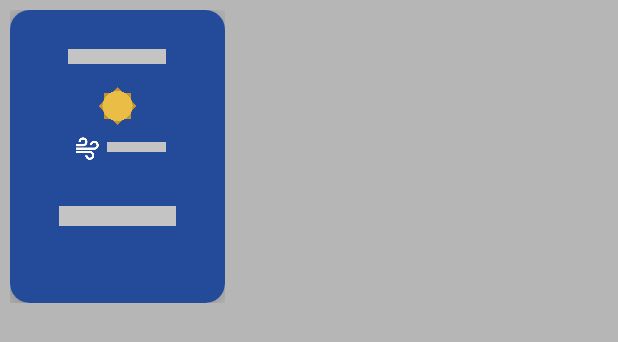
After one commit to IslombekTurakulov/OpenWeatherApp, an Android app: the layout weather_item_layout.xml on its own in the app's theme, with its tools: preview values and no code run, on a phone screen of 412 x 824 dp. The commit adds this screen. Shown: the top 342 px of the screen. Run offline under Robolectric (Android 15) with nearby library versions, the phone set to English and light mode, and no system bars.

Commit message:
updates shimmer rv

```diff
--- a/app/build.gradle
+++ b/app/build.gradle
@@ -60,7 +60,9 @@ dependencies {
     androidTestImplementation 'androidx.test.espresso:espresso-core:3.2.0'
 
     def lifecycle_version = "2.2.0"
-
+    // Shimmer
+    implementation 'com.facebook.shimmer:shimmer:0.5.0'
+    implementation 'com.todkars:shimmer-recyclerview:0.4.1'
     // LiveData
     implementation "androidx.lifecycle:lifecycle-livedata-ktx:$lifecycle_version"
 
--- a/app/src/main/res/layout-land/fragment_weather_info.xml
+++ b/app/src/main/res/layout-land/fragment_weather_info.xml
@@ -256,7 +256,7 @@
                     </LinearLayout>
                 </LinearLayout>
 
-                <androidx.recyclerview.widget.RecyclerView
+                <com.todkars.shimmer.ShimmerRecyclerView
                     android:id="@+id/weatherConditionRecyclerView"
                     android:layout_width="match_parent"
                     android:layout_height="wrap_content"
@@ -264,6 +264,8 @@
                     android:orientation="horizontal"
                     android:overScrollMode="never"
                     app:layoutManager="androidx.recyclerview.widget.LinearLayoutManager"
+                    app:shimmer_recycler_item_count="10"
+                    app:shimmer_recycler_layout="@layout/weather_item_layout"
                     tools:listitem="@layout/weather_item" />
 
                 <!-- Next header -->
--- a/app/src/main/res/layout/fragment_weather_info.xml
+++ b/app/src/main/res/layout/fragment_weather_info.xml
@@ -31,10 +31,10 @@
                     style="@style/Widget.Material3.Button.IconButton"
                     android:layout_width="wrap_content"
                     android:layout_height="wrap_content"
+                    android:layout_gravity="center"
                     android:layout_margin="@dimen/_10sdp"
                     android:layout_marginStart="@dimen/_16sdp"
                     android:contentDescription="@string/get_my_current_location"
-                    android:layout_gravity="center"
                     app:cornerRadius="@dimen/_15sdp"
                     app:icon="@drawable/my_location"
                     app:iconSize="@dimen/_24sdp"
@@ -57,9 +57,9 @@
                 android:id="@+id/cityNameLayout"
                 android:layout_width="match_parent"
                 android:layout_height="wrap_content"
+                android:layout_gravity="center"
                 android:layout_marginTop="@dimen/_10sdp"
                 android:gravity="center"
-                android:layout_gravity="center"
                 android:orientation="horizontal"
                 android:padding="@dimen/_25sdp">
 
@@ -139,16 +139,16 @@
 
                 <TextView
                     android:id="@+id/maxText"
+                    style="@style/TextViewDark"
                     android:layout_width="wrap_content"
                     android:layout_height="wrap_content"
-                    style="@style/TextViewDark"
                     android:text="max " />
 
                 <TextView
                     android:id="@+id/minText"
+                    style="@style/TextViewDark"
                     android:layout_width="wrap_content"
                     android:layout_height="wrap_content"
-                    style="@style/TextViewDark"
                     android:text="/ min" />
             </LinearLayout>
 
@@ -156,9 +156,9 @@
                 android:id="@+id/windHumLayout"
                 android:layout_width="wrap_content"
                 android:layout_height="wrap_content"
+                android:layout_gravity="center_horizontal"
                 android:layout_marginTop="@dimen/_10sdp"
                 android:gravity="center"
-                android:layout_gravity="center_horizontal"
                 android:orientation="horizontal">
 
                 <LinearLayout
@@ -168,37 +168,37 @@
                     android:orientation="horizontal">
 
                     <com.google.android.material.button.MaterialButton
+                        style="@style/Widget.Material3.Button.IconButton"
                         android:layout_width="@dimen/_20ssp"
                         android:layout_height="@dimen/_20ssp"
-                        style="@style/Widget.Material3.Button.IconButton"
                         android:contentDescription="@string/wind_icon_image"
                         android:padding="@dimen/_3sdp"
                         app:icon="@drawable/ic_baseline_air_24" />
 
                     <TextView
                         android:id="@+id/windText"
+                        style="@style/TextViewDark"
                         android:layout_width="wrap_content"
                         android:layout_height="wrap_content"
-                        style="@style/TextViewDark"
                         android:paddingHorizontal="@dimen/_7sdp"
                         android:text="0 km/h" />
 
                 </LinearLayout>
 
                 <com.google.android.material.button.MaterialButton
+                    style="@style/Widget.Material3.Button.IconButton"
                     android:layout_width="@dimen/_20ssp"
                     android:layout_height="@dimen/_20ssp"
-                    style="@style/Widget.Material3.Button.IconButton"
                     android:contentDescription="@string/humidity_icon_image"
                     android:padding="@dimen/_3sdp"
                     app:icon="@drawable/ic_baseline_grain_24" />
 
                 <TextView
                     android:id="@+id/humidityText"
+                    style="@style/TextViewDark"
                     android:layout_width="wrap_content"
                     android:layout_height="wrap_content"
                     android:paddingHorizontal="3dp"
-                    style="@style/TextViewDark"
                     android:text="0%" />
 
             </LinearLayout>
@@ -209,15 +209,15 @@
                 android:layout_height="wrap_content"
                 android:layout_marginStart="@dimen/_20sdp"
                 android:layout_marginTop="@dimen/_10sdp"
-                android:gravity="center"
-                android:layout_marginEnd="@dimen/_10sdp">
+                android:layout_marginEnd="@dimen/_10sdp"
+                android:gravity="center">
 
                 <TextView
                     android:id="@+id/heading"
+                    style="@style/TextViewDark"
                     android:layout_width="wrap_content"
                     android:layout_height="wrap_content"
                     android:text="@string/today"
-                    style="@style/TextViewDark"
                     android:textAlignment="center"
                     android:textSize="@dimen/_20ssp" />
 
@@ -235,7 +235,8 @@
                 </LinearLayout>
             </LinearLayout>
 
-            <androidx.recyclerview.widget.RecyclerView
+            <!-- Next header -->
+            <com.todkars.shimmer.ShimmerRecyclerView
                 android:id="@+id/weatherConditionRecyclerView"
                 android:layout_width="match_parent"
                 android:layout_height="wrap_content"
@@ -243,24 +244,25 @@
                 android:orientation="horizontal"
                 android:overScrollMode="never"
                 app:layoutManager="androidx.recyclerview.widget.LinearLayoutManager"
+                app:shimmer_recycler_item_count="10"
+                app:shimmer_recycler_layout="@layout/weather_item_layout"
                 tools:listitem="@layout/weather_item" />
 
-            <!-- Next header -->
             <LinearLayout
                 android:layout_width="match_parent"
                 android:layout_height="wrap_content"
                 android:layout_marginStart="@dimen/_20sdp"
                 android:layout_marginTop="@dimen/_10sdp"
-                android:gravity="center"
-                android:layout_marginEnd="@dimen/_10sdp">
+                android:layout_marginEnd="@dimen/_10sdp"
+                android:gravity="center">
 
                 <TextView
                     android:id="@+id/nextForecast"
+                    style="@style/TextViewDark"
                     android:layout_width="wrap_content"
                     android:layout_height="wrap_content"
                     android:text="@string/next_forecast"
                     android:textAlignment="center"
-                    style="@style/TextViewDark"
                     android:textSize="@dimen/_20ssp" />
 
                 <LinearLayout
--- /dev/null
+++ b/app/src/main/res/layout/weather_item_layout.xml
@@ -0,0 +1,74 @@
+<?xml version="1.0" encoding="utf-8"?>
+<LinearLayout xmlns:android="http://schemas.android.com/apk/res/android"
+    xmlns:app="http://schemas.android.com/apk/res-auto"
+    android:layout_width="wrap_content"
+    android:layout_height="wrap_content"
+    android:padding="@dimen/_5sdp">
+
+    <androidx.cardview.widget.CardView
+        android:id="@+id/cardView"
+        android:layout_width="@dimen/_110sdp"
+        android:layout_height="@dimen/_150sdp"
+        app:cardCornerRadius="@dimen/_10sdp"
+        app:cardElevation="@dimen/_10sdp"
+        app:cardPreventCornerOverlap="true">
+
+        <LinearLayout
+            android:id="@+id/cardLayout"
+            android:layout_width="match_parent"
+            android:layout_height="match_parent"
+            android:background="@color/hse_dark_blue"
+            android:orientation="vertical"
+            android:weightSum="5.5">
+
+            <View
+                android:id="@+id/cardTime"
+                android:layout_width="@dimen/_50sdp"
+                android:layout_height="10dp"
+                android:layout_marginTop="@dimen/_20sdp"
+                android:layout_marginBottom="@dimen/_10sdp"
+                android:layout_gravity="center_horizontal"
+                android:background="@color/hse_background" />
+
+            <ImageView
+                android:id="@+id/cardIcon"
+                android:layout_width="match_parent"
+                android:layout_height="0dp"
+                android:layout_weight="2"
+                android:src="@drawable/ic_sunny"
+                android:contentDescription="Condition icon" />
+
+            <LinearLayout
+                android:layout_width="wrap_content"
+                android:layout_height="wrap_content"
+                android:gravity="center"
+                android:layout_gravity="center"
+                android:orientation="horizontal"
+                android:paddingHorizontal="10dp">
+
+                <ImageView
+                    android:layout_width="@dimen/_20ssp"
+                    android:layout_height="@dimen/_20ssp"
+                    android:padding="@dimen/_3sdp"
+                    android:src="@drawable/ic_wind"
+                    app:tint="@color/white" />
+
+                <View
+                    android:id="@+id/cardWind"
+                    android:layout_width="@dimen/_30sdp"
+                    android:layout_height="@dimen/_5sdp"
+                    android:background="@color/hse_background" />
+            </LinearLayout>
+
+            <View
+                android:id="@+id/cardTemp"
+                android:layout_width="@dimen/_60sdp"
+                android:layout_height="@dimen/_10sdp"
+                android:gravity="center"
+                android:layout_marginTop="@dimen/_20sdp"
+                android:layout_gravity="center_horizontal"
+                android:background="@color/hse_background"/>
+        </LinearLayout>
+
+    </androidx.cardview.widget.CardView>
+</LinearLayout>
```
